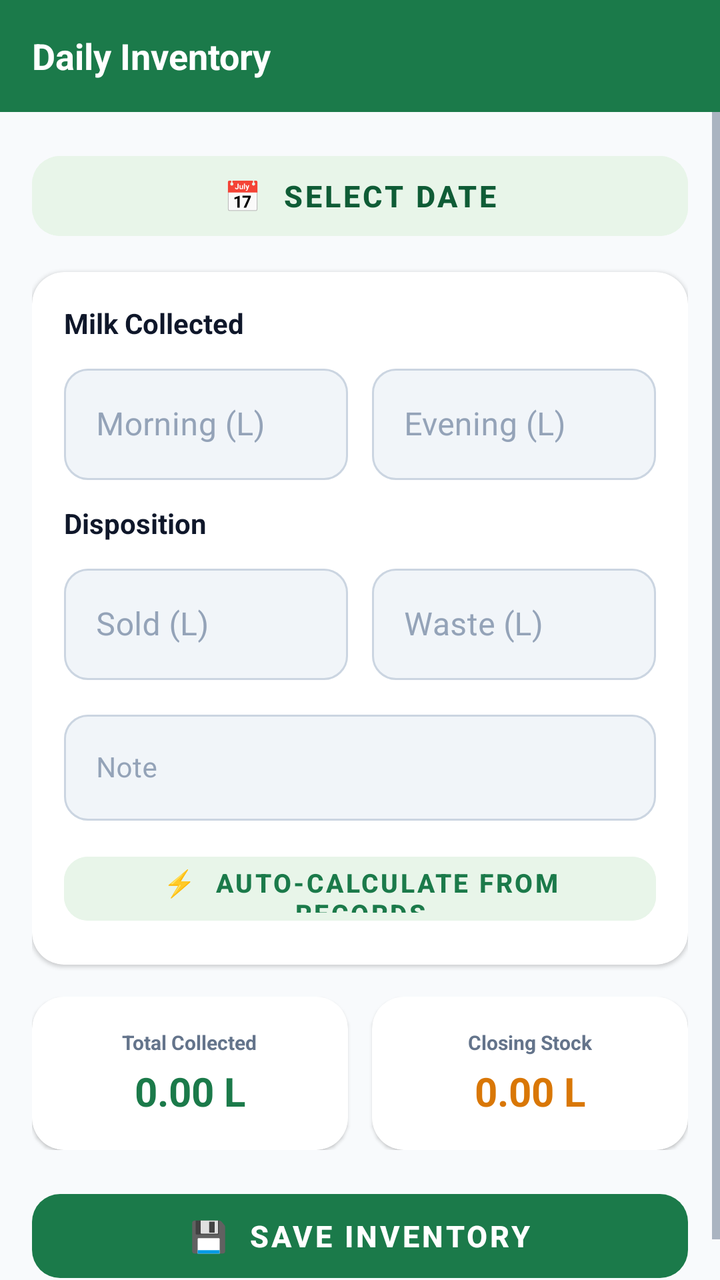
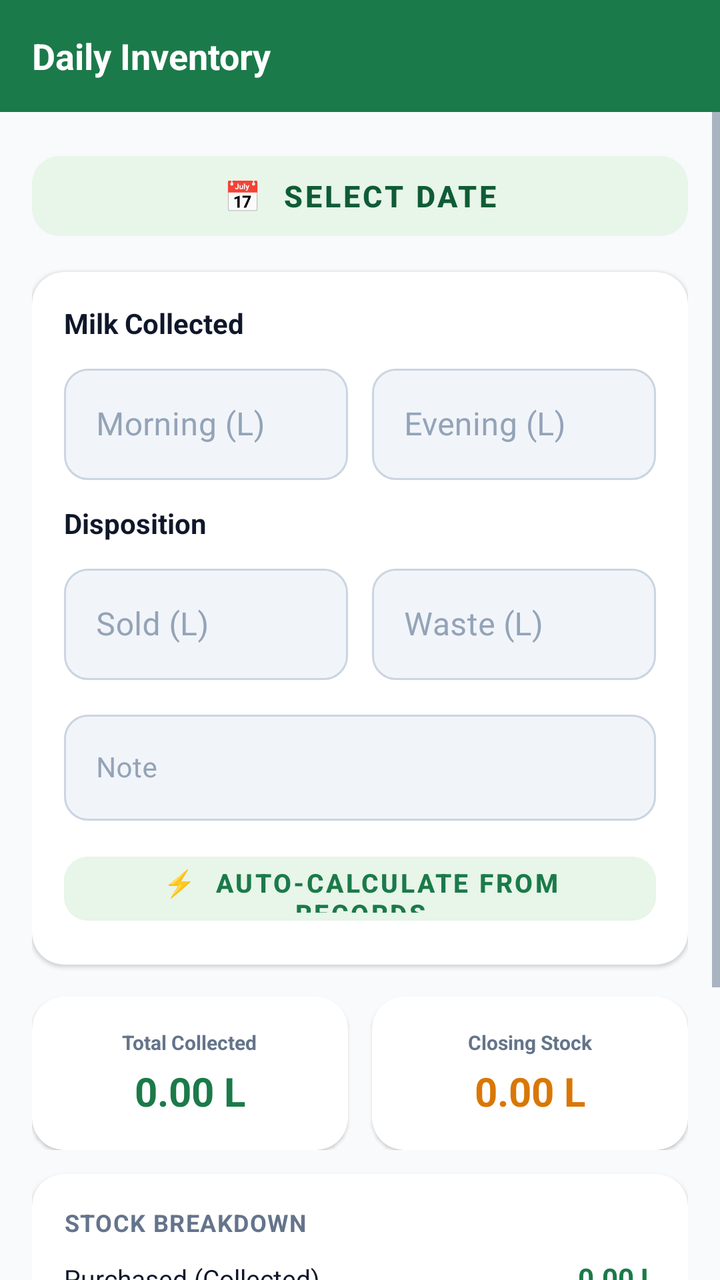

Compare the two renders of this Android layout. The source of the first and the diff that turns it into the second are given below.
<!-- AndroidManifest.xml: application theme Theme.MilkDiary -->
<!-- res/layout/activity_inventory.xml -->
<?xml version="1.0" encoding="utf-8"?>
<LinearLayout xmlns:android="http://schemas.android.com/apk/res/android"
    xmlns:app="http://schemas.android.com/apk/res-auto"
    android:layout_width="match_parent"
    android:layout_height="match_parent"
    android:orientation="vertical"
    android:background="@color/background">

    <com.google.android.material.appbar.MaterialToolbar
        android:id="@+id/toolbar"
        style="@style/ToolbarStyle"
        app:title="Daily Inventory" />

    <ScrollView
        android:layout_width="match_parent"
        android:layout_height="match_parent">

        <LinearLayout
            android:layout_width="match_parent"
            android:layout_height="wrap_content"
            android:orientation="vertical"
            android:padding="16dp">

            <Button
                android:id="@+id/btnDate"
                android:layout_width="match_parent"
                android:layout_height="52dp"
                android:layout_marginBottom="12dp"
                android:text="📅  Select Date"
                android:backgroundTint="@color/primary_light"
                android:textColor="@color/primary_dark"
                android:textStyle="bold"
                android:textSize="15sp"
                app:cornerRadius="14dp"
                android:stateListAnimator="@null" />

            <androidx.cardview.widget.CardView
                android:layout_width="match_parent"
                android:layout_height="wrap_content"
                android:layout_marginBottom="16dp"
                app:cardCornerRadius="16dp"
                app:cardElevation="1dp"
                app:cardBackgroundColor="@color/card_bg">
                <LinearLayout
                    android:layout_width="match_parent"
                    android:layout_height="wrap_content"
                    android:orientation="vertical"
                    android:padding="16dp">

                    <TextView
                        android:layout_width="match_parent"
                        android:layout_height="wrap_content"
                        android:text="Milk Collected"
                        android:textSize="14sp"
                        android:textStyle="bold"
                        android:textColor="@color/text_primary"
                        android:paddingBottom="8dp" />

                    <LinearLayout
                        android:layout_width="match_parent"
                        android:layout_height="wrap_content"
                        android:orientation="horizontal"
                        android:layout_marginBottom="12dp">
                        <com.google.android.material.textfield.TextInputLayout
                            android:layout_width="0dp"
                            android:layout_height="wrap_content"
                            android:layout_weight="1"
                            android:layout_marginEnd="6dp"
                            android:hint="Morning (L)"
                            style="@style/InputField">
                            <com.google.android.material.textfield.TextInputEditText
                                android:id="@+id/etMorning"
                                android:layout_width="match_parent"
                                android:layout_height="wrap_content"
                                android:inputType="numberDecimal"
                                android:textSize="16sp" />
                        </com.google.android.material.textfield.TextInputLayout>
                        <com.google.android.material.textfield.TextInputLayout
                            android:layout_width="0dp"
                            android:layout_height="wrap_content"
                            android:layout_weight="1"
                            android:layout_marginStart="6dp"
                            android:hint="Evening (L)"
                            style="@style/InputField">
                            <com.google.android.material.textfield.TextInputEditText
                                android:id="@+id/etEvening"
                                android:layout_width="match_parent"
                                android:layout_height="wrap_content"
                                android:inputType="numberDecimal"
                                android:textSize="16sp" />
                        </com.google.android.material.textfield.TextInputLayout>
                    </LinearLayout>

                    <TextView
                        android:layout_width="match_parent"
                        android:layout_height="wrap_content"
                        android:text="Disposition"
                        android:textSize="14sp"
                        android:textStyle="bold"
                        android:textColor="@color/text_primary"
                        android:paddingBottom="8dp" />

                    <LinearLayout
                        android:layout_width="match_parent"
                        android:layout_height="wrap_content"
                        android:orientation="horizontal"
                        android:layout_marginBottom="12dp">
                        <com.google.android.material.textfield.TextInputLayout
                            android:layout_width="0dp"
                            android:layout_height="wrap_content"
                            android:layout_weight="1"
                            android:layout_marginEnd="6dp"
                            android:hint="Sold (L)"
                            style="@style/InputField">
                            <com.google.android.material.textfield.TextInputEditText
                                android:id="@+id/etSold"
                                android:layout_width="match_parent"
                                android:layout_height="wrap_content"
                                android:inputType="numberDecimal"
                                android:textSize="16sp" />
                        </com.google.android.material.textfield.TextInputLayout>
                        <com.google.android.material.textfield.TextInputLayout
                            android:layout_width="0dp"
                            android:layout_height="wrap_content"
                            android:layout_weight="1"
                            android:layout_marginStart="6dp"
                            android:hint="Waste (L)"
                            style="@style/InputField">
                            <com.google.android.material.textfield.TextInputEditText
                                android:id="@+id/etWaste"
                                android:layout_width="match_parent"
                                android:layout_height="wrap_content"
                                android:inputType="numberDecimal"
                                android:textSize="16sp" />
                        </com.google.android.material.textfield.TextInputLayout>
                    </LinearLayout>

                    <com.google.android.material.textfield.TextInputLayout
                        android:layout_width="match_parent"
                        android:layout_height="wrap_content"
                        android:hint="Note"
                        style="@style/InputField"
                        android:layout_marginBottom="12dp">
                        <com.google.android.material.textfield.TextInputEditText
                            android:id="@+id/etNote"
                            android:layout_width="match_parent"
                            android:layout_height="wrap_content"
                            android:inputType="textMultiLine"
                            android:maxLines="2"
                            android:textSize="14sp" />
                    </com.google.android.material.textfield.TextInputLayout>

                    <Button
                        android:id="@+id/btnAutoCalc"
                        android:layout_width="match_parent"
                        android:layout_height="44dp"
                        android:text="⚡  Auto-calculate from Records"
                        android:textSize="13sp"
                        android:textStyle="bold"
                        android:backgroundTint="@color/primary_light"
                        android:textColor="@color/primary"
                        app:cornerRadius="12dp"
                        android:stateListAnimator="@null" />

                </LinearLayout>
            </androidx.cardview.widget.CardView>

            
            <LinearLayout
                android:layout_width="match_parent"
                android:layout_height="wrap_content"
                android:orientation="horizontal"
                android:layout_marginBottom="16dp">
                <androidx.cardview.widget.CardView
                    android:layout_width="0dp"
                    android:layout_height="wrap_content"
                    android:layout_weight="1"
                    android:layout_marginEnd="6dp"
                    app:cardCornerRadius="16dp"
                    app:cardElevation="1dp"
                    app:cardBackgroundColor="@color/card_bg">
                    <LinearLayout
                        android:layout_width="match_parent"
                        android:layout_height="wrap_content"
                        android:orientation="vertical"
                        android:gravity="center"
                        android:padding="16dp">
                        <TextView android:layout_width="wrap_content" android:layout_height="wrap_content" android:text="Total Collected" android:textSize="10sp" android:textColor="@color/text_secondary" android:textStyle="bold" />
                        <TextView android:id="@+id/tvTotalCollected" android:layout_width="wrap_content" android:layout_height="wrap_content" android:text="0.00 L" android:textSize="20sp" android:textStyle="bold" android:textColor="@color/primary" android:paddingTop="4dp" />
                    </LinearLayout>
                </androidx.cardview.widget.CardView>
                <androidx.cardview.widget.CardView
                    android:layout_width="0dp"
                    android:layout_height="wrap_content"
                    android:layout_weight="1"
                    android:layout_marginStart="6dp"
                    app:cardCornerRadius="16dp"
                    app:cardElevation="1dp"
                    app:cardBackgroundColor="@color/card_bg">
                    <LinearLayout
                        android:layout_width="match_parent"
                        android:layout_height="wrap_content"
                        android:orientation="vertical"
                        android:gravity="center"
                        android:padding="16dp">
                        <TextView android:layout_width="wrap_content" android:layout_height="wrap_content" android:text="Closing Stock" android:textSize="10sp" android:textColor="@color/text_secondary" android:textStyle="bold" />
                        <TextView android:id="@+id/tvClosingStock" android:layout_width="wrap_content" android:layout_height="wrap_content" android:text="0.00 L" android:textSize="20sp" android:textStyle="bold" android:textColor="@color/accent_dark" android:paddingTop="4dp" />
                    </LinearLayout>
                </androidx.cardview.widget.CardView>
            </LinearLayout>

            <Button
                android:id="@+id/btnSave"
                style="@style/PrimaryButton"
                android:text="💾  Save Inventory" />

        </LinearLayout>
    </ScrollView>
</LinearLayout>
<!-- resources referenced by this layout -->
<resources>
  <color name="accent_dark">#D97706</color>
  <color name="background">#F8FAFC</color>
  <color name="card_bg">#FFFFFF</color>
  <color name="primary">#1B7A4A</color>
  <color name="primary_dark">#0F5C36</color>
  <color name="primary_light">#E8F5E9</color>
  <color name="text_primary">#0F172A</color>
  <color name="text_secondary">#64748B</color>
  <style name="InputField" parent="Widget.MaterialComponents.TextInputLayout.OutlinedBox">
          <item name="boxCornerRadiusTopStart">12dp</item>
          <item name="boxCornerRadiusTopEnd">12dp</item>
          <item name="boxCornerRadiusBottomStart">12dp</item>
          <item name="boxCornerRadiusBottomEnd">12dp</item>
          <item name="boxStrokeColor">@color/input_stroke_selector</item>
          <item name="boxBackgroundColor">@color/input_bg</item>
          <item name="hintTextColor">@color/text_secondary</item>
          <item name="android:textColorHint">@color/text_hint</item>
      </style>
  <style name="PrimaryButton" parent="Widget.MaterialComponents.Button">
          <item name="android:layout_width">match_parent</item>
          <item name="android:layout_height">54dp</item>
          <item name="android:textSize">15sp</item>
          <item name="android:textStyle">bold</item>
          <item name="cornerRadius">14dp</item>
          <item name="backgroundTint">@color/primary</item>
          <item name="android:textColor">@color/text_on_primary</item>
          <item name="android:stateListAnimator">@null</item>
      </style>
  <style name="ToolbarStyle" parent="Widget.MaterialComponents.Toolbar">
          <item name="android:layout_width">match_parent</item>
          <item name="android:layout_height">?attr/actionBarSize</item>
          <item name="android:background">@color/primary</item>
          <item name="titleTextColor">@color/text_on_primary</item>
          <item name="navigationIconTint">@color/text_on_primary</item>
          <item name="titleTextAppearance">@style/ToolbarTitle</item>
      </style>
  <style name="Theme.MilkDiary" parent="Theme.MaterialComponents.DayNight.NoActionBar">
          <item name="colorPrimary">@color/primary</item>
          <item name="colorPrimaryDark">@color/primary_dark</item>
          <item name="colorAccent">@color/accent</item>
          <item name="colorOnPrimary">@color/text_on_primary</item>
          <item name="android:colorBackground">@color/background</item>
          <item name="colorSurface">@color/surface</item>
          <item name="android:textColorPrimary">@color/text_primary</item>
          <item name="android:textColorSecondary">@color/text_secondary</item>
          <item name="windowActionBar">false</item>
          <item name="windowNoTitle">true</item>
          <item name="android:statusBarColor">@color/primary_dark</item>
          <item name="android:navigationBarColor">@color/background</item>
      </style>
  <color name="input_bg">#F1F5F9</color>
  <color name="text_hint">#94A3B8</color>
  <color name="text_on_primary">#FFFFFF</color>
  <style name="ToolbarTitle">
          <item name="android:textSize">18sp</item>
          <item name="android:textStyle">bold</item>
      </style>
  <color name="accent">#F59E0B</color>
  <color name="surface">#FFFFFF</color>
</resources>

<!-- the commit's change to res/layout/activity_inventory.xml (unified diff, before → after) -->
@@ -170,7 +170,7 @@
                 android:layout_width="match_parent"
                 android:layout_height="wrap_content"
                 android:orientation="horizontal"
-                android:layout_marginBottom="16dp">
+                android:layout_marginBottom="12dp">
                 <androidx.cardview.widget.CardView
                     android:layout_width="0dp"
                     android:layout_height="wrap_content"
@@ -209,6 +209,66 @@
                 </androidx.cardview.widget.CardView>
             </LinearLayout>
 
+            <androidx.cardview.widget.CardView
+                android:layout_width="match_parent"
+                android:layout_height="wrap_content"
+                android:layout_marginBottom="16dp"
+                app:cardCornerRadius="16dp"
+                app:cardElevation="1dp"
+                app:cardBackgroundColor="@color/card_bg">
+                <LinearLayout
+                    android:layout_width="match_parent"
+                    android:layout_height="wrap_content"
+                    android:orientation="vertical"
+                    android:padding="16dp">
+                    <TextView
+                        android:layout_width="match_parent"
+                        android:layout_height="wrap_content"
+                        android:text="STOCK BREAKDOWN"
+                        android:textSize="12sp"
+                        android:textStyle="bold"
+                        android:textColor="@color/text_secondary"
+                        android:letterSpacing="0.04"
+                        android:paddingBottom="10dp" />
+                    <LinearLayout
+                        android:layout_width="match_parent"
+                        android:layout_height="wrap_content"
+                        android:orientation="horizontal"
+                        android:paddingBottom="6dp">
+                        <TextView android:layout_width="0dp" android:layout_height="wrap_content" android:layout_weight="1" android:text="Purchased (Collected)" android:textSize="13sp" android:textColor="@color/text_primary" />
+                        <TextView android:id="@+id/tvStockPurchased" android:layout_width="wrap_content" android:layout_height="wrap_content" android:text="0.00 L" android:textSize="14sp" android:textStyle="bold" android:textColor="@color/primary" />
+                    </LinearLayout>
+                    <LinearLayout
+                        android:layout_width="match_parent"
+                        android:layout_height="wrap_content"
+                        android:orientation="horizontal"
+                        android:paddingBottom="6dp">
+                        <TextView android:layout_width="0dp" android:layout_height="wrap_content" android:layout_weight="1" android:text="Sold" android:textSize="13sp" android:textColor="@color/text_primary" />
+                        <TextView android:id="@+id/tvStockSold" android:layout_width="wrap_content" android:layout_height="wrap_content" android:text="0.00 L" android:textSize="14sp" android:textStyle="bold" android:textColor="@color/pending_color" />
+                    </LinearLayout>
+                    <LinearLayout
+                        android:layout_width="match_parent"
+                        android:layout_height="wrap_content"
+                        android:orientation="horizontal"
+                        android:paddingBottom="6dp">
+                        <TextView android:layout_width="0dp" android:layout_height="wrap_content" android:layout_weight="1" android:text="Waste" android:textSize="13sp" android:textColor="@color/text_primary" />
+                        <TextView android:id="@+id/tvStockWaste" android:layout_width="wrap_content" android:layout_height="wrap_content" android:text="0.00 L" android:textSize="14sp" android:textStyle="bold" android:textColor="@color/warning_color" />
+                    </LinearLayout>
+                    <View
+                        android:layout_width="match_parent"
+                        android:layout_height="1dp"
+                        android:background="@color/divider"
+                        android:layout_marginBottom="6dp" />
+                    <LinearLayout
+                        android:layout_width="match_parent"
+                        android:layout_height="wrap_content"
+                        android:orientation="horizontal">
+                        <TextView android:layout_width="0dp" android:layout_height="wrap_content" android:layout_weight="1" android:text="Remaining" android:textSize="14sp" android:textStyle="bold" android:textColor="@color/text_primary" />
+                        <TextView android:id="@+id/tvStockRemaining" android:layout_width="wrap_content" android:layout_height="wrap_content" android:text="0.00 L" android:textSize="16sp" android:textStyle="bold" android:textColor="@color/earnings_color" />
+                    </LinearLayout>
+                </LinearLayout>
+            </androidx.cardview.widget.CardView>
+
             <Button
                 android:id="@+id/btnSave"
                 style="@style/PrimaryButton"
<!-- resource entries referenced after the edit -->
@@ -3,11 +3,15 @@
   <color name="accent_dark">#D97706</color>
   <color name="background">#F8FAFC</color>
   <color name="card_bg">#FFFFFF</color>
+  <color name="divider">#E2E8F0</color>
+  <color name="earnings_color">#16A34A</color>
+  <color name="pending_color">#DC2626</color>
   <color name="primary">#1B7A4A</color>
   <color name="primary_dark">#0F5C36</color>
   <color name="primary_light">#E8F5E9</color>
   <color name="text_primary">#0F172A</color>
   <color name="text_secondary">#64748B</color>
+  <color name="warning_color">#F59E0B</color>
   <style name="InputField" parent="Widget.MaterialComponents.TextInputLayout.OutlinedBox">
           <item name="boxCornerRadiusTopStart">12dp</item>
           <item name="boxCornerRadiusTopEnd">12dp</item>
